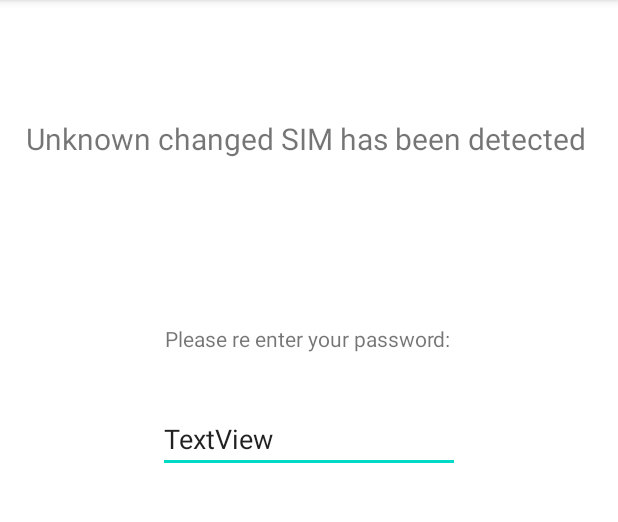
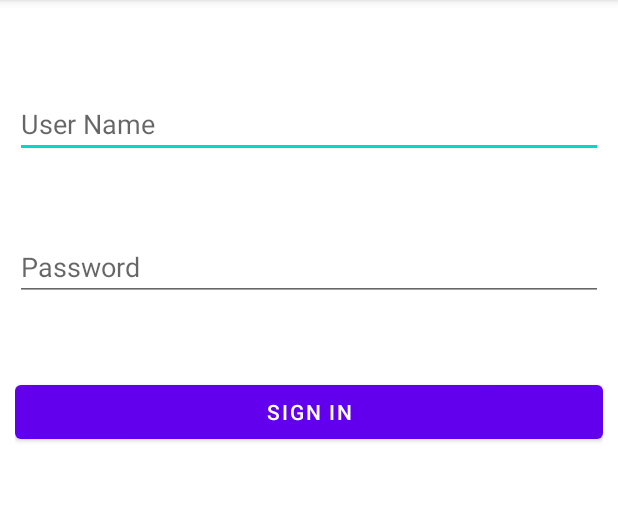
Before and after one commit to Arob122/G7_Anti-Theft-App, an Android app: the CheckAuthintication screen opened directly, with no data from a screen before it, on a phone screen of 412 x 824 dp, the part 84-606 px from its top. Run offline under Robolectric (Android 15) with nearby library versions, the phone set to English and light mode, and no system bars.

Commit message:
Re-authenticate successfully done + auto login done

```diff
--- a/app/src/main/AndroidManifest.xml
+++ b/app/src/main/AndroidManifest.xml
@@ -4,7 +4,8 @@
     package="com.example.g7anti_theftapp">
 
     <uses-permission android:name="android.permission.READ_PHONE_STATE" />
-    <uses-permission android:name="android.permission.READ_PRIVILEGED_PHONE_STATE"
+    <uses-permission
+        android:name="android.permission.READ_PRIVILEGED_PHONE_STATE"
         tools:ignore="ProtectedPermissions" />
 
     <application
@@ -14,7 +15,8 @@
         android:roundIcon="@mipmap/ic_launcher_round"
         android:supportsRtl="true"
         android:theme="@style/Theme.Antitheft">
-        <activity android:name=".CheckAuthintication"></activity>
+        <activity android:name=".Homepage"></activity>
+        <activity android:name=".CheckAuthintication" />
         <activity android:name=".Signup">
             <intent-filter>
                 <action android:name="android.intent.action.MAIN" />
--- a/app/src/main/java/com/example/g7anti_theftapp/LoginActivity.java
+++ b/app/src/main/java/com/example/g7anti_theftapp/LoginActivity.java
@@ -50,8 +50,9 @@ public class LoginActivity extends AppCompatActivity {
                         SimChangedReceiver simChangedReceiver = new SimChangedReceiver();
                         registerReceiver(simChangedReceiver, intentFilter);
                         //Deem
-                        Intent intent  = new Intent(getApplicationContext(), SIM_Card.class);
+                        Intent intent  = new Intent(getApplicationContext(), Homepage.class);
                         startActivity(intent);
+                        finish();
                     }else{
                         Toast.makeText(LoginActivity.this, "Invalid Credentials", Toast.LENGTH_SHORT).show();
                     }
--- a/app/src/main/java/com/example/g7anti_theftapp/SimChangedReceiver.java
+++ b/app/src/main/java/com/example/g7anti_theftapp/SimChangedReceiver.java
@@ -50,6 +50,7 @@ public class SimChangedReceiver extends BroadcastReceiver {
                 Log.d("SimStateListener","Base "+ SIM_Number);
                 if (!SIM_Number.equals(serialNumber_New)){
                     Log.d("SimStateListener","Changed");
+                    Toast.makeText(context, "تم ملاحظة حالة غير طبيعية يرجى إعادة التسجيل", Toast.LENGTH_SHORT).show();
                     context.startActivity(new Intent(context, CheckAuthintication.class));
                 }
                 else
--- a/app/src/main/res/layout/activity_check_authintication.xml
+++ b/app/src/main/res/layout/activity_check_authintication.xml
@@ -1,44 +1,32 @@
 <?xml version="1.0" encoding="utf-8"?>
-<androidx.constraintlayout.widget.ConstraintLayout xmlns:android="http://schemas.android.com/apk/res/android"
+    <RelativeLayout xmlns:android="http://schemas.android.com/apk/res/android"
         xmlns:app="http://schemas.android.com/apk/res-auto"
         xmlns:tools="http://schemas.android.com/tools"
         android:layout_width="match_parent"
         android:layout_height="match_parent"
+        android:padding="10dp"
         tools:context=".CheckAuthintication">
 
-    <TextView
-        android:id="@+id/textView"
-        android:layout_width="wrap_content"
+        <EditText
+            android:id="@+id/username1"
+            android:layout_width="match_parent"
             android:layout_height="wrap_content"
-        android:text="Unknown changed SIM has been detected "
-        android:textSize="20sp"
-        app:layout_constraintBottom_toBottomOf="parent"
-        app:layout_constraintEnd_toEndOf="parent"
-        app:layout_constraintStart_toStartOf="parent"
-        app:layout_constraintTop_toTopOf="parent"
-        app:layout_constraintVertical_bias="0.106" />
-
-    <TextView
-        android:id="@+id/textView2"
-        android:layout_width="wrap_content"
-        android:layout_height="wrap_content"
-        android:layout_marginTop="110dp"
-        android:text="Please re enter your password:"
-        app:layout_constraintBottom_toBottomOf="parent"
-        app:layout_constraintEnd_toEndOf="parent"
-        app:layout_constraintHorizontal_bias="0.498"
-        app:layout_constraintStart_toStartOf="parent"
-        app:layout_constraintTop_toBottomOf="@+id/textView"
-        app:layout_constraintVertical_bias="0.0" />
+            android:hint="User Name"
+            android:layout_marginTop="50dp"/>
 
         <EditText
-        android:id="@+id/textView3"
-        android:layout_width="201dp"
-        android:layout_height="43dp"
-        android:text="TextView"
-        app:layout_constraintBottom_toBottomOf="parent"
-        app:layout_constraintEnd_toEndOf="parent"
-        app:layout_constraintStart_toStartOf="parent"
-        app:layout_constraintTop_toBottomOf="@+id/textView2"
-        app:layout_constraintVertical_bias="0.075" />
-</androidx.constraintlayout.widget.ConstraintLayout>
+            android:id="@+id/password1"
+            android:layout_width="match_parent"
+            android:layout_height="wrap_content"
+            android:hint="Password"
+            android:layout_marginTop="50dp"
+            android:layout_below="@+id/username1"/>
+
+        <Button
+            android:id="@+id/btnsignin1"
+            android:layout_width="match_parent"
+            android:layout_height="wrap_content"
+            android:text="Sign in"
+            android:layout_marginTop="50dp"
+            android:layout_below="@+id/password1"/>
+    </RelativeLayout>
```
Also changed, not shown: app/src/main/java/com/example/g7anti_theftapp/CheckAuthintication.java (+57 -1 lines), app/src/main/java/com/example/g7anti_theftapp/Homepage.java (added, +14 -0 lines), app/src/main/java/com/example/g7anti_theftapp/Signup.java (+24 -10 lines), app/src/main/res/layout/activity_homepage.xml (added, +19 -0 lines). Lines whose indentation alone changed are shown as unchanged.
